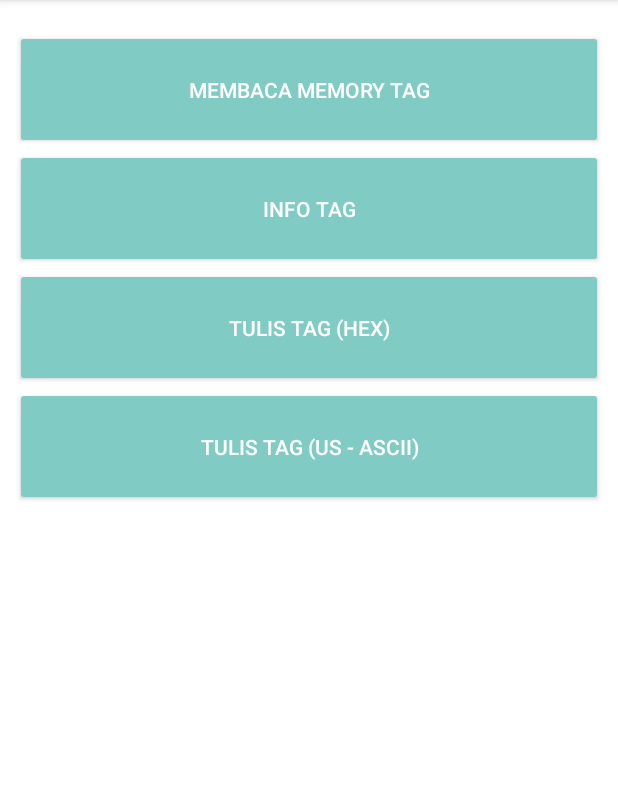
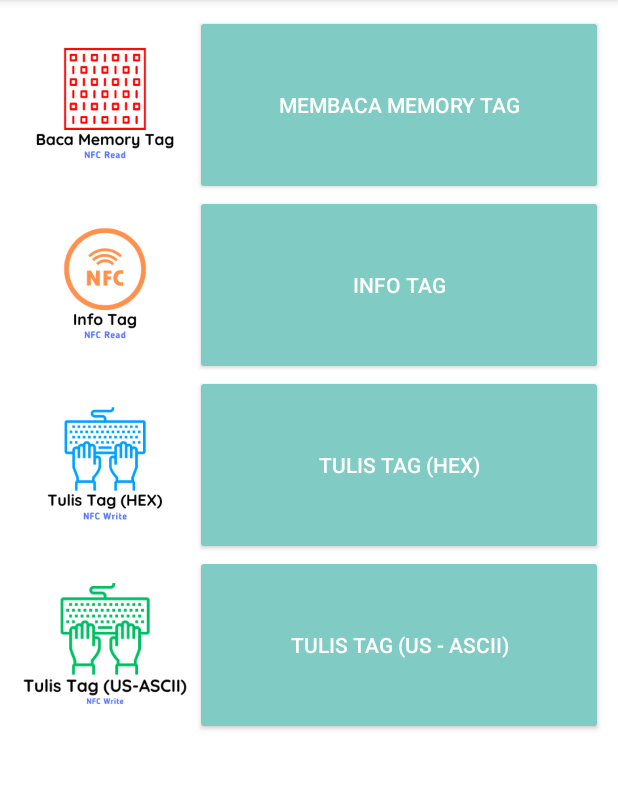
Before and after one commit to widysyaidan/ReaderNFC, an Android app: the layout activity_main_menu.xml on its own in the app's theme, with its tools: preview values and no code run, on a phone screen of 412 x 824 dp, the part 84-874 px from its top. Run offline under Robolectric (Android 15) with nearby library versions, the phone set to English and light mode, and no system bars.

Commit message:
Update Terbaru

```diff
--- a/app/src/main/java/com/widy/readernfc/Activities/InfoTag.java
+++ b/app/src/main/java/com/widy/readernfc/Activities/InfoTag.java
@@ -304,25 +304,11 @@ public class InfoTag extends Activity {
                         type = "Ultralight C";
                         break;
                 }
-                sb.append('\n');
                 sb.append("Mifare Ultralight type: ");
                 sb.append(type);
                 sb.append('\n');
 
-                sb.append('\n');
-                sb.append("Mifare Ultralight Max Transceive Length: ");
-                sb.append(mifareUlTag.getMaxTransceiveLength());
-                sb.append('\n');
 
-                sb.append('\n');
-                sb.append("Mifare Ultralight Class: ");
-                sb.append(mifareUlTag.getClass());
-                sb.append('\n');
-
-                sb.append('\n');
-                sb.append("Mifare Ultralight Timeout: ");
-                sb.append(mifareUlTag.getTimeout());
-                sb.append('\n');
 
             }
         }
--- a/app/src/main/res/layout/activity_main_menu.xml
+++ b/app/src/main/res/layout/activity_main_menu.xml
@@ -7,33 +7,37 @@
     android:background="@color/white"
     tools:context="Activities.MainMenu" >
 
-
     <LinearLayout
         android:id="@+id/linearLayoutMainMenu"
         android:layout_width="match_parent"
         android:layout_height="wrap_content"
-            android:layout_marginTop="10dp"
         android:orientation="vertical"
+        android:layout_weight="0.5"
         android:paddingLeft="10dp"
         android:paddingRight="10dp"
         android:paddingTop="10dp" >
 
-
-
         <LinearLayout
             android:id="@+id/linearLayoutMainMenuRow1"
             android:layout_width="match_parent"
-                android:layout_height="wrap_content">
+            android:layout_height="wrap_content" >
+
+            <ImageView
+                android:layout_width="120dp"
+                android:layout_height="120dp"
+                android:src="@drawable/memory"
+                android:paddingTop="5dp"
+                android:paddingBottom="5dp"
+                android:paddingRight="5dp"
+                android:paddingLeft="5dp"/>
 
             <Button
                 android:id="@+id/buttonMainReadTag"
                 style="?android:attr/buttonStyleSmall"
                 android:backgroundTint="@color/blue"
-                    android:layout_width="match_parent"
+                android:layout_width="wrap_content"
                 android:layout_height="match_parent"
                 android:layout_weight="0.5"
-                    android:paddingTop="30dp"
-                    android:paddingBottom="30dp"
                 android:onClick="onShowReadTag"
                 android:text="@string/action_read_tag" />
 
@@ -44,14 +48,21 @@
             android:layout_width="match_parent"
             android:layout_height="wrap_content" >
 
+            <ImageView
+                android:layout_width="120dp"
+                android:layout_height="120dp"
+                android:src="@drawable/infotag"
+                android:paddingTop="5dp"
+                android:paddingBottom="5dp"
+                android:paddingLeft="5dp"
+                android:paddingRight="5dp"/>
+
             <Button
                 android:id="@+id/buttonMainInfoTag"
                 android:backgroundTint="@color/blue"
                 style="?android:attr/buttonStyleSmall"
                 android:layout_width="match_parent"
                 android:layout_height="match_parent"
-                    android:paddingTop="30dp"
-                    android:paddingBottom="30dp"
                 android:onClick="onShowInfoTag"
                 android:text="@string/action_info_tag"
                 android:layout_weight="0.5" />
@@ -62,35 +73,46 @@
             android:layout_width="match_parent"
             android:layout_height="wrap_content" >
 
+            <ImageView
+                android:layout_width="120dp"
+                android:layout_height="120dp"
+                android:src="@drawable/hex"
+                android:paddingTop="5dp"
+                android:paddingBottom="5dp"
+                android:paddingLeft="5dp"
+                android:paddingRight="5dp"/>
+
             <Button
                 android:id="@+id/buttonMainWriteTag"
                 style="?android:attr/buttonStyleSmall"
                 android:layout_width="match_parent"
                 android:layout_height="match_parent"
-                    android:paddingTop="30dp"
-                    android:paddingBottom="30dp"
                 android:layout_weight="0.5"
                 android:backgroundTint="@color/blue"
                 android:onClick="onShowWriteTag"
                 android:text="@string/action_write_tag" />
+
 
         </LinearLayout>
         <LinearLayout
             android:id="@+id/linearLayoutMainMenuRow4"
             android:layout_width="match_parent"
             android:layout_height="wrap_content">
+
+            <ImageView
+                android:layout_width="120dp"
+                android:layout_height="120dp"
+                android:src="@drawable/ascii"/>
+
             <Button
                 android:layout_width="match_parent"
                 android:layout_height="match_parent"
-                    android:paddingTop="30dp"
-                    android:paddingBottom="30dp"
                 android:layout_weight="0.5"
                 android:backgroundTint="@color/blue"
                 android:onClick="onShowTulisTag"
                 android:text="@string/title_activity_tulis_tag"/>
         </LinearLayout>
     </LinearLayout>
-
     <TextView
         android:id="@+id/textViewMainFooter"
         android:layout_width="wrap_content"
```
Also changed, not shown: app/src/main/res/drawable/ascii.png (added), app/src/main/res/drawable/hex.png (added), app/src/main/res/drawable/infotag.png (added), app/src/main/res/drawable/memory.png (added), 3 other files. Lines whose indentation alone changed are shown as unchanged.
